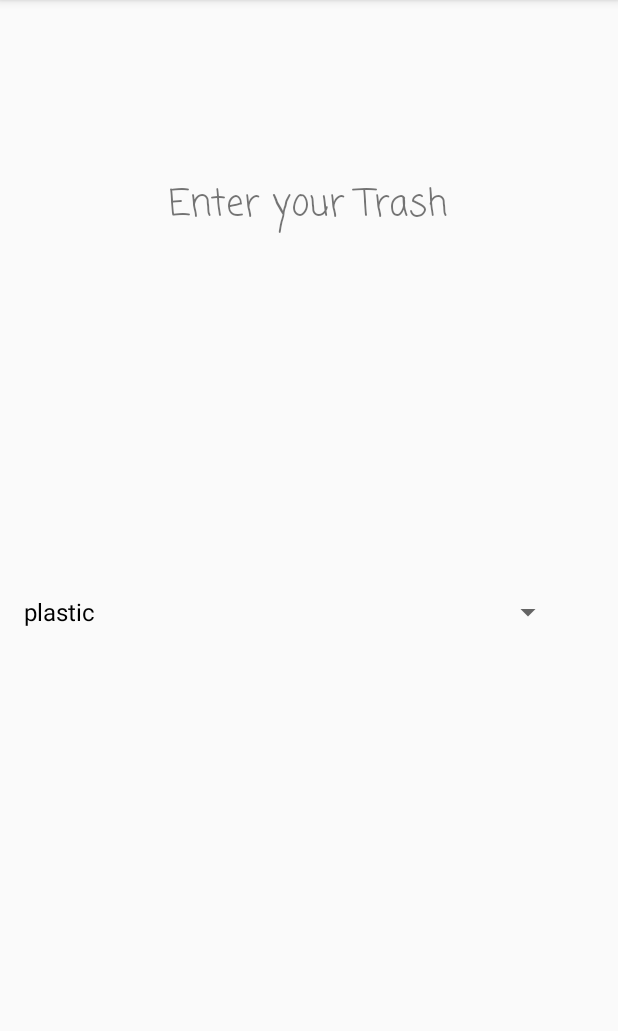
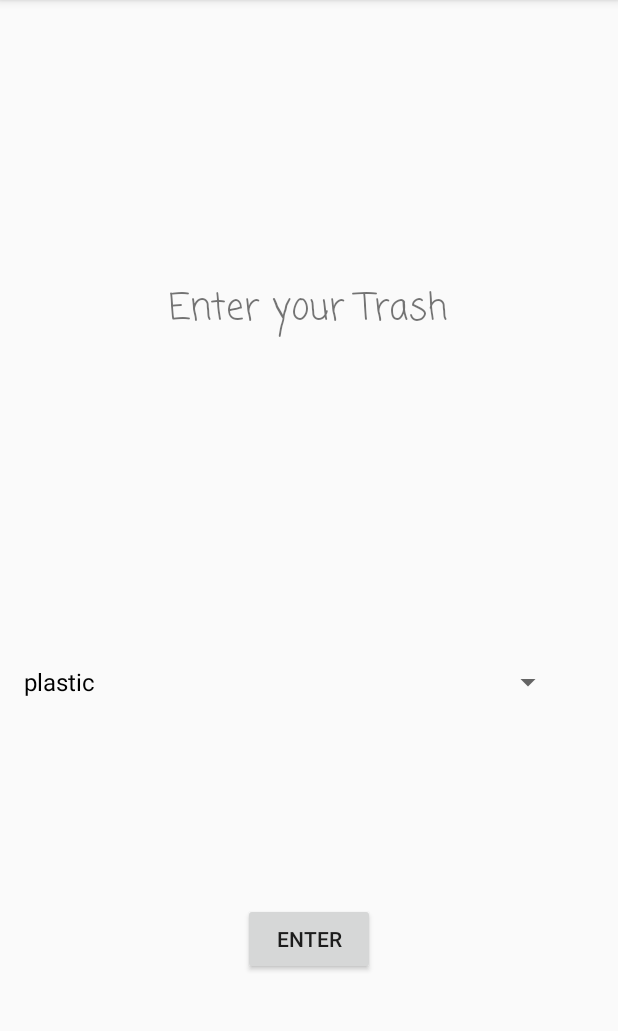
Before and after one commit to anirudhb/Hackathon-2019-04-21-HelpMeRecycle, an Android app: the screen it shows after launch (MainActivity), on a phone screen of 412 x 824 dp, the part 84-1115 px from its top. Run offline under Robolectric (Android 15) with nearby library versions, the light colour scheme and no system bars.

Commit message:
Added Button

```diff
--- a/app/src/main/java/com/example/ravindervissapragada/helpmerecycle/MainActivity.java
+++ b/app/src/main/java/com/example/ravindervissapragada/helpmerecycle/MainActivity.java
@@ -3,6 +3,7 @@ package com.example.ravindervissapragada.helpmerecycle;
 import android.support.v7.app.AppCompatActivity;
 import android.os.Bundle;
 import android.widget.ArrayAdapter;
+import android.widget.Button;
 import android.widget.Spinner;
 
 public class MainActivity extends AppCompatActivity {
@@ -12,8 +13,9 @@ public class MainActivity extends AppCompatActivity {
         super.onCreate(savedInstanceState);
         setContentView(R.layout.activity_main);
         Spinner garbage = (Spinner) findViewById(R.id.trash);
-        String[] items = {"plastic","battery","paper","can","bottle"};
+        String[] items = {"plastic","battery","paper","can","bottle","other"};
         ArrayAdapter<String> adapter = new ArrayAdapter<>(this, android.R.layout.simple_spinner_dropdown_item, items);
         garbage.setAdapter(adapter);
+        Button next = (Button) findViewById(R.id.enter);
     }
 }
--- a/app/src/main/res/layout/activity_main.xml
+++ b/app/src/main/res/layout/activity_main.xml
@@ -36,10 +36,26 @@
         android:fontFamily="casual"
         android:text="Enter your Trash"
         android:textSize="24sp"
-        app:layout_constraintBottom_toTopOf="@+id/spinner"
+        app:layout_constraintBottom_toTopOf="@+id/trash"
         app:layout_constraintEnd_toEndOf="parent"
         app:layout_constraintHorizontal_bias="0.734"
         app:layout_constraintStart_toStartOf="parent"
         app:layout_constraintTop_toTopOf="parent"
         app:layout_constraintVertical_bias="0.307" />
+
+    <Button
+        android:id="@+id/enter"
+        android:layout_width="wrap_content"
+        android:layout_height="wrap_content"
+        android:layout_marginBottom="79dp"
+        android:layout_marginEnd="148dp"
+        android:layout_marginLeft="148dp"
+        android:layout_marginRight="148dp"
+        android:layout_marginStart="148dp"
+        android:layout_marginTop="85dp"
+        android:text="Enter"
+        app:layout_constraintBottom_toBottomOf="parent"
+        app:layout_constraintEnd_toEndOf="parent"
+        app:layout_constraintStart_toStartOf="parent"
+        app:layout_constraintTop_toBottomOf="@+id/trash" />
 </android.support.constraint.ConstraintLayout>
```
